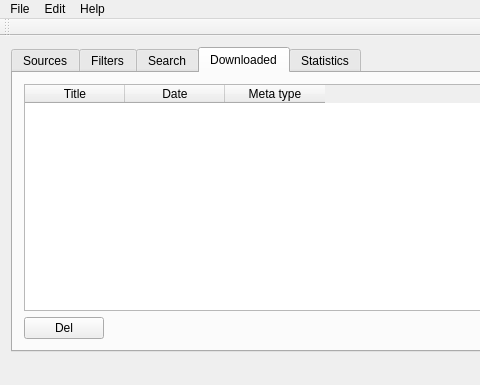
Old version of the form trunk/qtswarmtv/mainwindow.ui in the repository annejan/swarmtv; both pictures show x 0 to 480 and y 0 to 385 of the 700 by 385 pixel window.
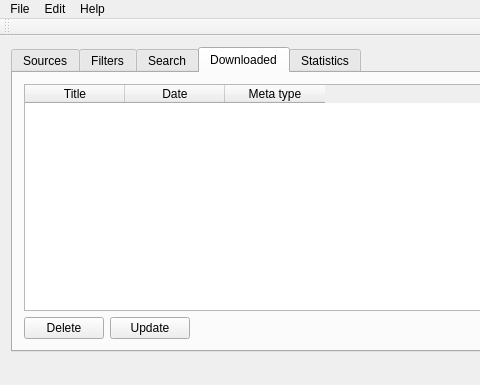
New version of the form. The open tabs and pages were chosen to show the change. Icons and pictures are not drawn.

Commit message: Added update button to the downloaded table.

Diff of the .ui file:
```diff
--- a/trunk/qtswarmtv/mainwindow.ui
+++ b/trunk/qtswarmtv/mainwindow.ui
@@ -341,7 +341,14 @@
             <item>
              <widget class="QPushButton" name="delDownedPushButton">
               <property name="text">
-               <string>Del</string>
+               <string>Delete</string>
+              </property>
+             </widget>
+            </item>
+            <item>
+             <widget class="QPushButton" name="updateDownedPushButton">
+              <property name="text">
+               <string>Update</string>
               </property>
              </widget>
             </item>
```
Left out of the diff: 2 changed lines with no effect on the pictures. The commit also changes 5 other files.
